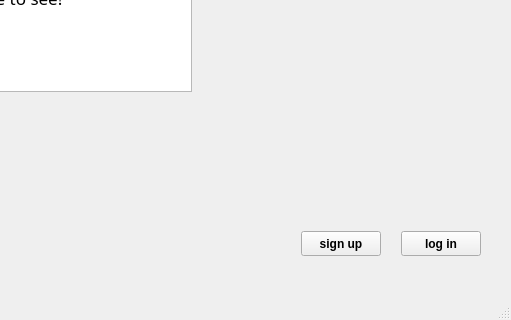
Qt form welcome.ui (white-vessel/eyd-project) before a commit; both pictures show x 289 to 800 and y 258 to 578 of the 800 by 578 pixel window.
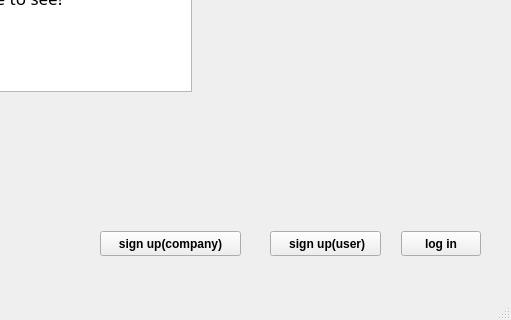
The same form after that commit. Icons and pictures are not drawn.

Patch:
```diff
--- a/welcome.ui
+++ b/welcome.ui
@@ -14,7 +14,8 @@
    <string>welcome</string>
   </property>
   <property name="styleSheet">
-   <string notr="true">background-image: url(:/new/prefix1/welcome1.jpg);</string>
+   <string notr="true">background-image: url(:/new/prefix1/welcome1.jpg);
+color: rgb(0, 0, 0);</string>
   </property>
   <widget class="QWidget" name="centralwidget">
    <widget class="QLabel" name="label">
@@ -68,9 +69,9 @@
    <widget class="QPushButton" name="pushButton2">
     <property name="geometry">
      <rect>
-      <x>590</x>
+      <x>559</x>
       <y>470</y>
-      <width>80</width>
+      <width>111</width>
       <height>25</height>
      </rect>
     </property>
@@ -88,7 +89,7 @@
      <string notr="true">color: rgb(0, 0, 0);</string>
     </property>
     <property name="text">
-     <string>sign up</string>
+     <string> sign up(user)</string>
     </property>
    </widget>
    <widget class="QPlainTextEdit" name="plainTextEdit">
@@ -118,6 +119,26 @@
      <string>post your job for millions of people to see!</string>
     </property>
    </widget>
+   <widget class="QPushButton" name="pushButton_2">
+    <property name="geometry">
+     <rect>
+      <x>389</x>
+      <y>470</y>
+      <width>141</width>
+      <height>25</height>
+     </rect>
+    </property>
+    <property name="font">
+     <font>
+      <pointsize>9</pointsize>
+      <weight>75</weight>
+      <bold>true</bold>
+     </font>
+    </property>
+    <property name="text">
+     <string>sign up(company)</string>
+    </property>
+   </widget>
   </widget>
   <widget class="QMenuBar" name="menubar">
    <property name="geometry">
```
